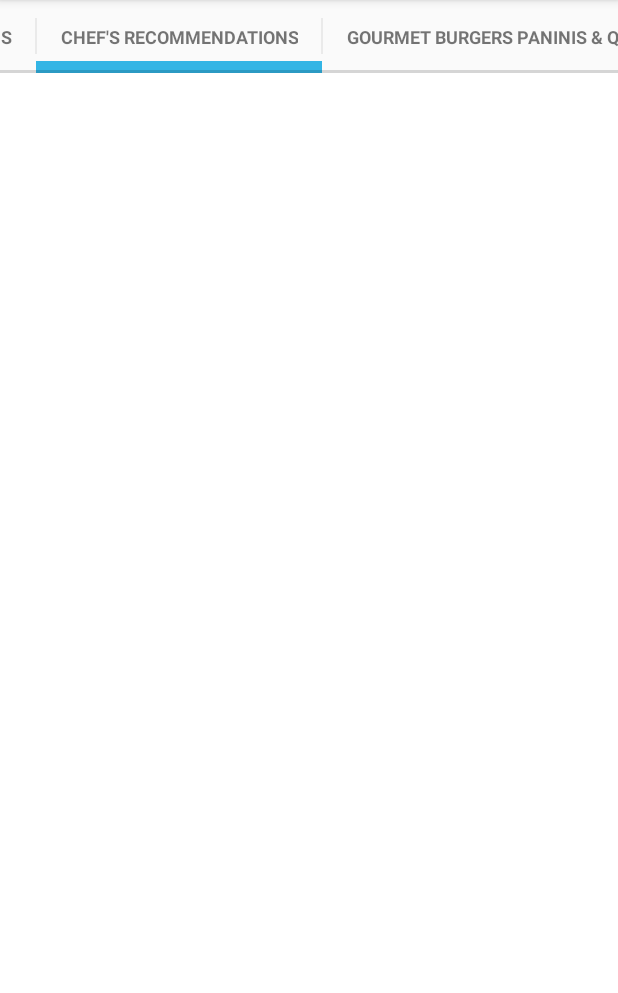
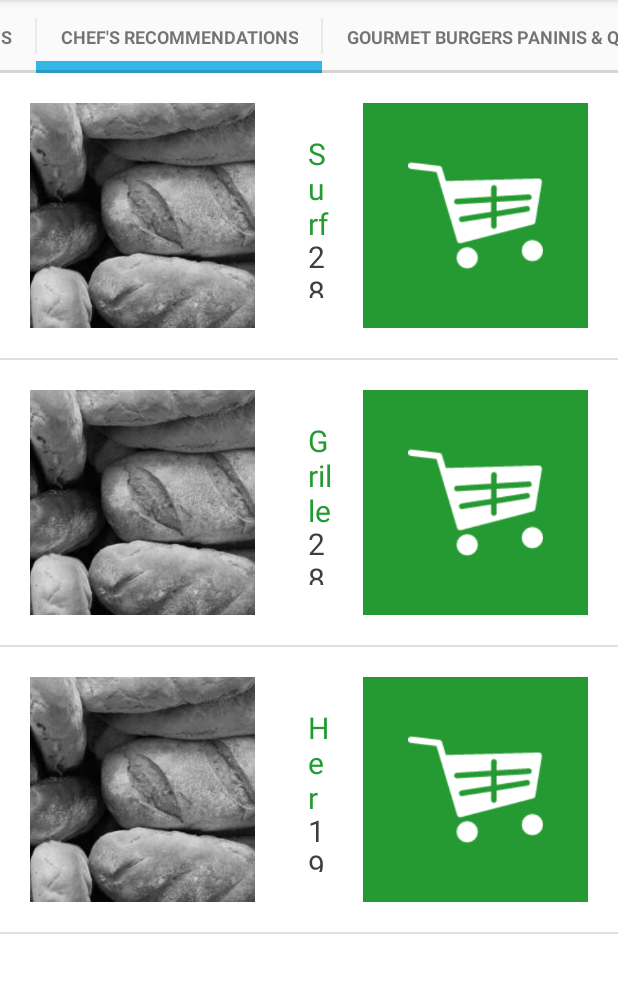
Before and after one commit to aindong/restoko-android-app, an Android app: the ProductMenuFragment screen opened directly, with no data from a screen before it, after a tap on "CHEF'S RECOMMENDATIONS", on a phone screen of 412 x 824 dp, the part 84-1077 px from its top. Run offline under Robolectric (Android 15) with nearby library versions, the light colour scheme and no system bars; our stand-ins replace Picasso; pictures from the network do not load; 2 other taps on this screen came first.

Commit message:
updated product pictures

```diff
--- a/app/src/main/java/com/aindong/restoko/ProductMenuFragment.java
+++ b/app/src/main/java/com/aindong/restoko/ProductMenuFragment.java
@@ -105,14 +105,14 @@ public class ProductMenuFragment extends Fragment {
         appetizers.addProduct(new Product(1, "Nachos Deluxe",
                 "best-ever-jalapeno-poppers",
                 "Crispy nacho chips topped with taco beef, jalapeno, salsa, olives and cheese",
-                "http://i.imgur.com/a1GwO8A.jpg",
+                "https://i.imgur.com/rjoLxVH.jpg",
                 145,
                 appetizers.id));
 
         appetizers.addProduct(new Product(1, "Java Chicken Wings",
                 "best-ever-jalapeno-poppers",
                 "Deep fried 3 pieces chicken wings coated with BBQ sauce served with crudités in Java aioli",
-                "http://i.imgur.com/a1GwO8A.jpg",
+                "https://i.imgur.com/l2VyrBL.jpg",
                 140,
                 appetizers.id));
 
@@ -131,7 +131,49 @@ public class ProductMenuFragment extends Fragment {
                 appetizers.id));
 
 
+        // CHEFS RECOMMENDATIONS
+        recommendations.addProduct(new Product(1, "Surf and Turf",
+                "surf-and-turf",
+                "Grilled “Angus” Salisbury steak and breaded shrimp served with Java gravy, green salad and rice.",
+                "https://i.imgur.com/Blt6mYj.jpg",
+                280,
+                recommendations.id));
 
+        recommendations.addProduct(new Product(1, "Grilled Pork Steak",
+                "surf-and-turf",
+                "Marinated pork steak grilled to perfection served with buttered vegetables, rice and Java gravy",
+                "https://i.imgur.com/WF65HQw.png",
+                280,
+                recommendations.id));
+
+        recommendations.addProduct(new Product(1, "Herb and Nut Crusted Fish Fillet",
+                "surf-and-turf",
+                "Crispy pan-fried fish fillet coated with herbs and nuts served with green salad and rice",
+                "https://i.imgur.com/WF65HQw.png",
+                190,
+                recommendations.id));
+
+        // PIZZA AND SALADS
+        pizzas.addProduct(new Product(1, "Java Garden Salad",
+                "surf-and-turf",
+                "Lettuce, tomato, turnips, carrots, cucumber, bell peppers served with honey orange vinaigrette.",
+                "https://i.imgur.com/T8K88Yq.jpg",
+                115,
+                pizzas.id));
+
+        pizzas.addProduct(new Product(1, "Pizza Margherita",
+                "surf-and-turf",
+                "Homemade pizza with Java tomato sauce.",
+                "https://i.imgur.com/NQeYwNu.jpg",
+                155,
+                pizzas.id));
+
+        pizzas.addProduct(new Product(1, "Java Caesar Salad",
+                "surf-and-turf",
+                "Our version of Caesar salad, lettuce, bacon, croutons, parmesan cheese served with homemade Caesar dressing",
+                "https://i.imgur.com/jZhvUwy.jpg",
+                155,
+                pizzas.id));
 
 
 
```
